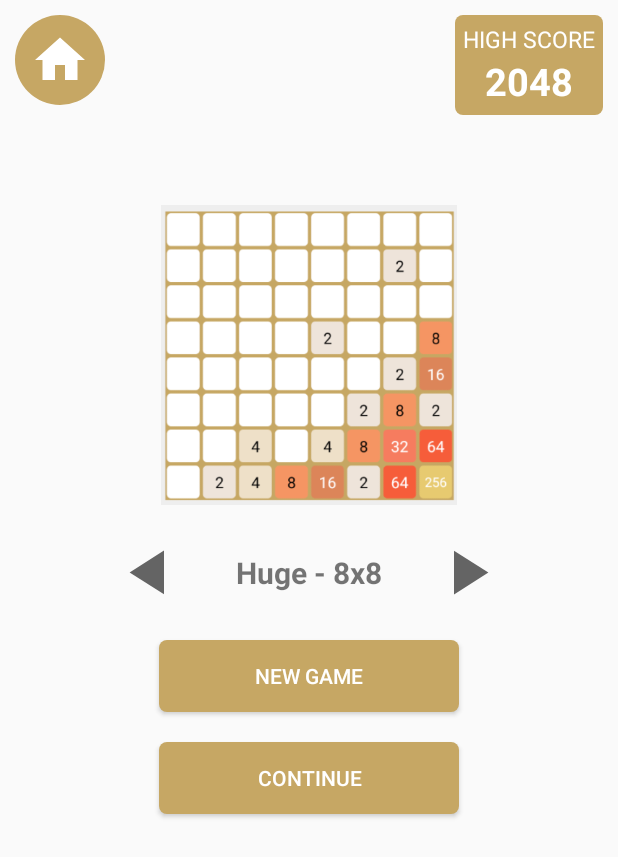
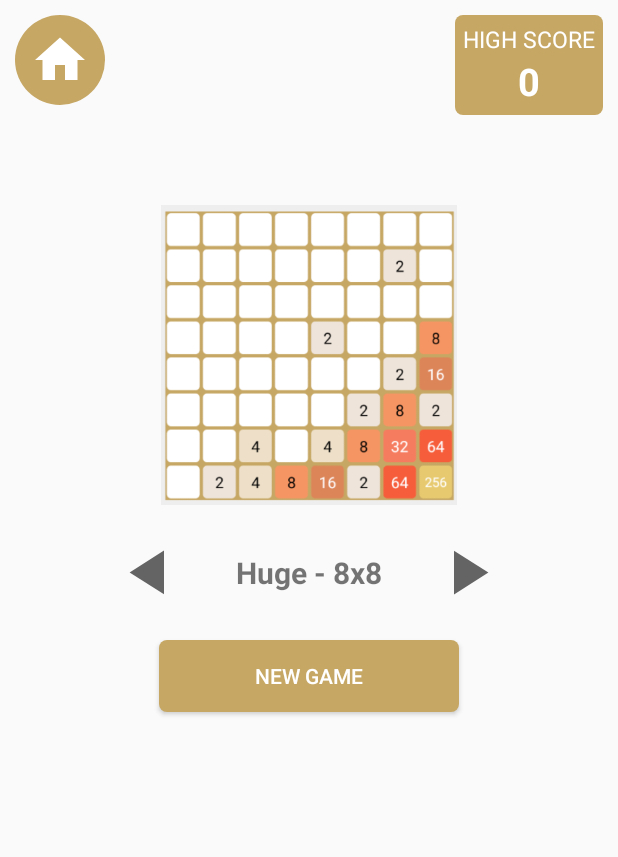
Before and after one commit to NguyenKhoa-dev/PTUDDD_Game2048, an Android app: the PlayCustome screen opened directly, with no data from a screen before it, after a tap on an icon or button, on a phone screen of 412 x 824 dp. Shown: the top 857 px of the screen. Run offline under Robolectric (Android 15) with nearby library versions, the phone set to English and light mode, and no system bars.

Commit message:
Ly push PlayCustom ne

```diff
--- a/app/src/main/java/com/example/nhom10_laptrinhgame2048/PlayCustome.java
+++ b/app/src/main/java/com/example/nhom10_laptrinhgame2048/PlayCustome.java
@@ -1,4 +1,7 @@
 package com.example.nhom10_laptrinhgame2048;
+
+import static android.view.View.INVISIBLE;
+import static android.view.View.VISIBLE;
 
 import androidx.appcompat.app.AppCompatActivity;
 
@@ -10,11 +13,14 @@ import android.widget.ImageButton;
 import android.widget.ImageView;
 import android.widget.TextView;
 
+import java.util.ArrayList;
+
 public class PlayCustome extends AppCompatActivity implements View.OnClickListener {
-    Button btn4x4,btn5x5,btn6x6,btn8x8,btnnewgamecustom;
+    Button btnnewgamecustom,btncontinuecustom;
     ImageButton btnhomemain;
     ImageView ivback,ivnext,imggame;
-    TextView tvnamegame;
+    TextView tvnamegame,tvhighscore;
+    SQLiteHelper helper;
     int count,size;
     @Override
     protected void onCreate(Bundle savedInstanceState) {
@@ -22,6 +28,7 @@ public class PlayCustome extends AppCompatActivity implements View.OnClickListen
         setContentView(R.layout.activity_play_custome);
         count=0;
         size=4;
+        initDB();
         init();
     }
     private void init(){
@@ -37,6 +44,23 @@ public class PlayCustome extends AppCompatActivity implements View.OnClickListen
 
         btnnewgamecustom = findViewById(R.id.btnNewGameCustom);
         btnnewgamecustom.setOnClickListener(this);
+
+        btncontinuecustom = findViewById(R.id.btnContinueCustom);
+        btncontinuecustom.setOnClickListener(this);
+
+        tvhighscore = findViewById(R.id.txtHighScoreCustom);
+        tvhighscore.setText(""+helper.getHighestScore("SIZE "+size));
+
+        if(helper.getTracking("SIZE "+size).getMatrix().compareTo("")!=0){
+            btncontinuecustom.setVisibility(VISIBLE);
+        }else{
+            btncontinuecustom.setVisibility(INVISIBLE);
+        }
+    }
+    private void initDB(){
+        helper = new SQLiteHelper(this);
+        helper.openDB();
+        helper.createGameTrackingTable();
     }
     private void getCount(){
         if(count > DataGame.getDataGame().arrImage.length -1){
@@ -64,6 +88,7 @@ public class PlayCustome extends AppCompatActivity implements View.OnClickListen
     }
     @Override
     public void onClick(View view) {
+        ArrayList arr = new ArrayList();
         if(view == ivback){
             count--;
         }
@@ -72,10 +97,25 @@ public class PlayCustome extends AppCompatActivity implements View.OnClickListen
         }
         getCount();
         size = setSize(count);
+
         imggame.setImageResource(DataGame.getDataGame().arrImage[count]);
         tvnamegame.setText(DataGame.getDataGame().arrName[count]);
 
+        if(helper.getTracking("SIZE "+size).getMatrix().compareTo("")!=0){
+            btncontinuecustom.setVisibility(VISIBLE);
+        }else{
+            btncontinuecustom.setVisibility(INVISIBLE);
+        }
+
+        tvhighscore.setText(""+helper.getHighestScore("SIZE "+size));
+
+        if(view == btncontinuecustom){
+            Intent intent = new Intent(PlayCustome.this,MainActivity.class);
+            intent.putExtra("size",size);
+            startActivity(intent);
+        }
         if(view == btnnewgamecustom){
+            helper.trackGameContinue(new GameContinue(DataGame.getDataGame().NameOfGame(size),0,0,""));
             Intent intent = new Intent(PlayCustome.this,MainActivity.class);
             intent.putExtra("size",size);
             startActivity(intent);
--- a/app/src/main/res/values/strings.xml
+++ b/app/src/main/res/values/strings.xml
@@ -13,4 +13,5 @@
     <string name="txtgameover">Game Over</string>
     <string name="txtscore">Your score:</string>
     <string name="txtHighScore">High score: </string>
+    <string name="txtViewHighScore">HIGH SCORE</string>
 </resources>
```
Also changed, not shown: app/src/main/java/com/example/nhom10_laptrinhgame2048/GameScore.java (+7 -1 lines), app/src/main/java/com/example/nhom10_laptrinhgame2048/HistoryActivity.java (+25 -3 lines), app/src/main/res/layout/activity_history.xml (+11 -10 lines).
